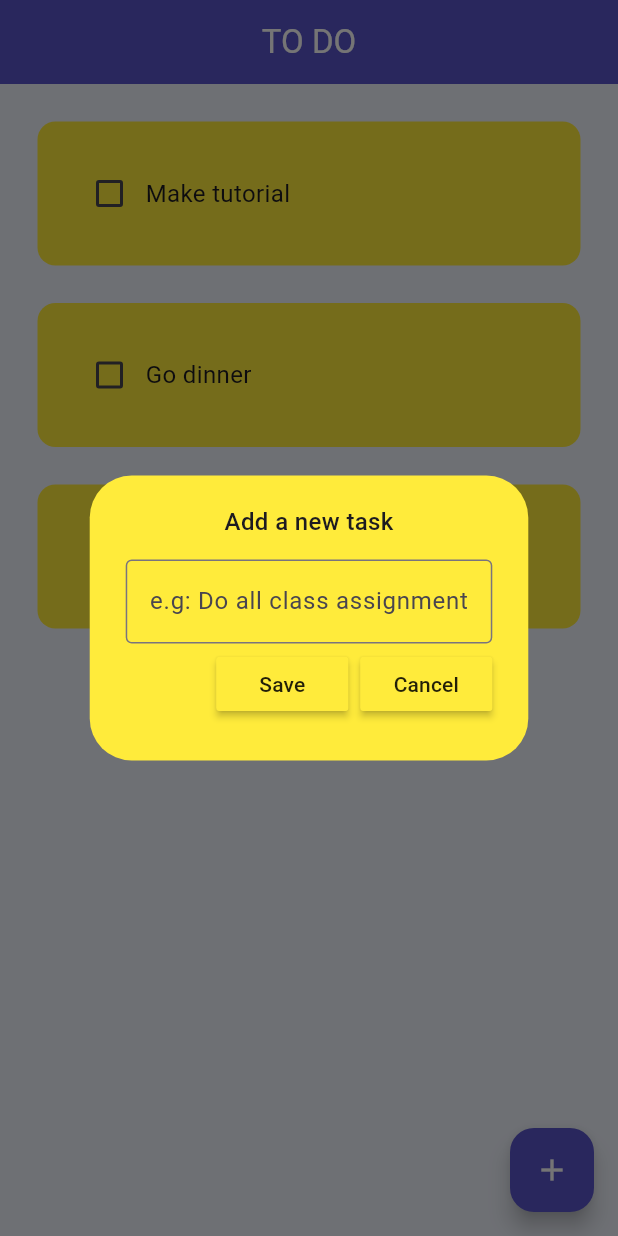
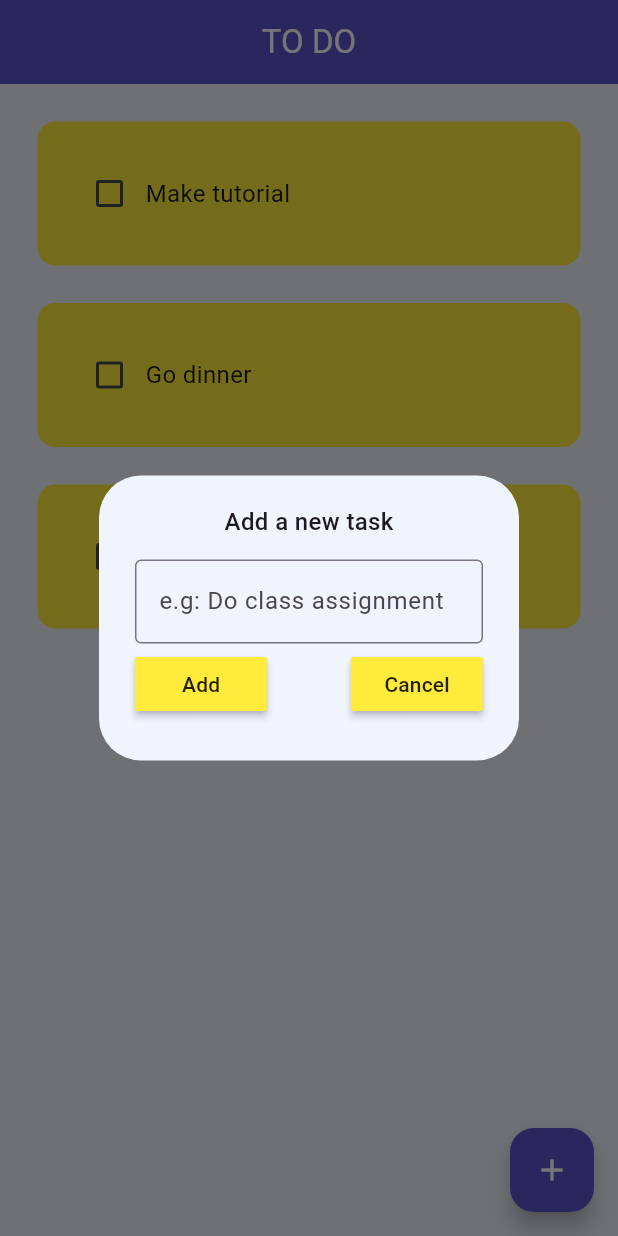
Before and after one commit to CodeWithCrescent/ToDo-App-With-Hive, a Flutter app: the screen it shows after launch, after a tap on the "add" icon, on a phone screen of 412 x 824 dp. Run offline on Flutter 3.47's test engine with Material 3 defaults, Android fonts, the phone set to English and light mode, and no system bars; drawn by our look-alikes of flutter_slidable; our stand-ins replace hexcolor, hive_flutter; accounts and stored records are empty.

Commit message:
Changing the background color of a dialog box

```diff
--- a/lib/widgets/dialog_box.dart
+++ b/lib/widgets/dialog_box.dart
@@ -1,4 +1,5 @@
 import 'package:flutter/material.dart';
+import 'package:todo_hive/utils/colors.dart';
 import 'package:todo_hive/widgets/dialog_buttons.dart';
 
 class DialogBox extends StatelessWidget {
@@ -15,7 +16,7 @@ class DialogBox extends StatelessWidget {
   @override
   Widget build(BuildContext context) {
     return AlertDialog(
-      backgroundColor: Colors.yellow,
+      backgroundColor: GlobalColors.bgColor,
       content: Container(
         height: 150,
         child: Column(
@@ -34,16 +35,16 @@ class DialogBox extends StatelessWidget {
               controller: controller,
               decoration: const InputDecoration(
                 border: OutlineInputBorder(),
-                hintText: "e.g: Do all class assignment",
+                hintText: "e.g: Do class assignment",
               ),
             ),
             // Buttons -> Save + Cancel
             Row(
-              mainAxisAlignment: MainAxisAlignment.end,
+              mainAxisAlignment: MainAxisAlignment.spaceBetween,
               children: [
                 // Save button
                 DialogButton(
-                  text: 'Save',
+                  text: 'Add',
                   onPressed: onSave,
                 ),
 
```
